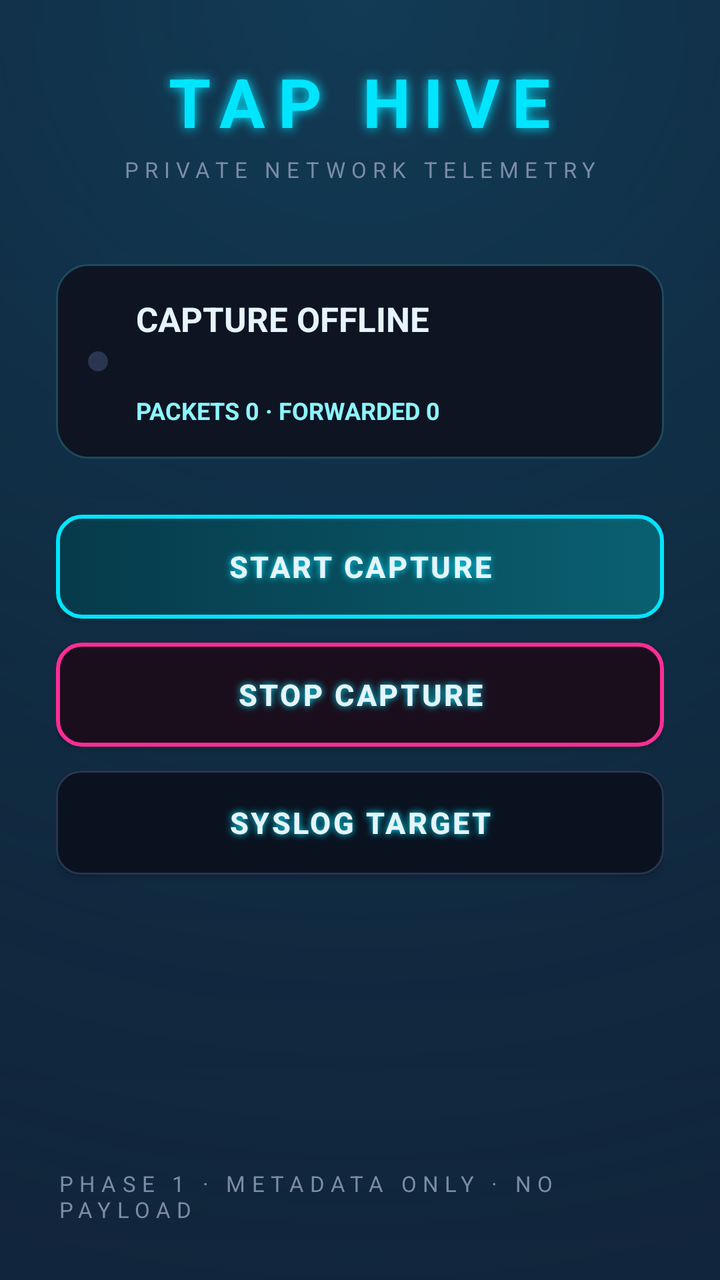
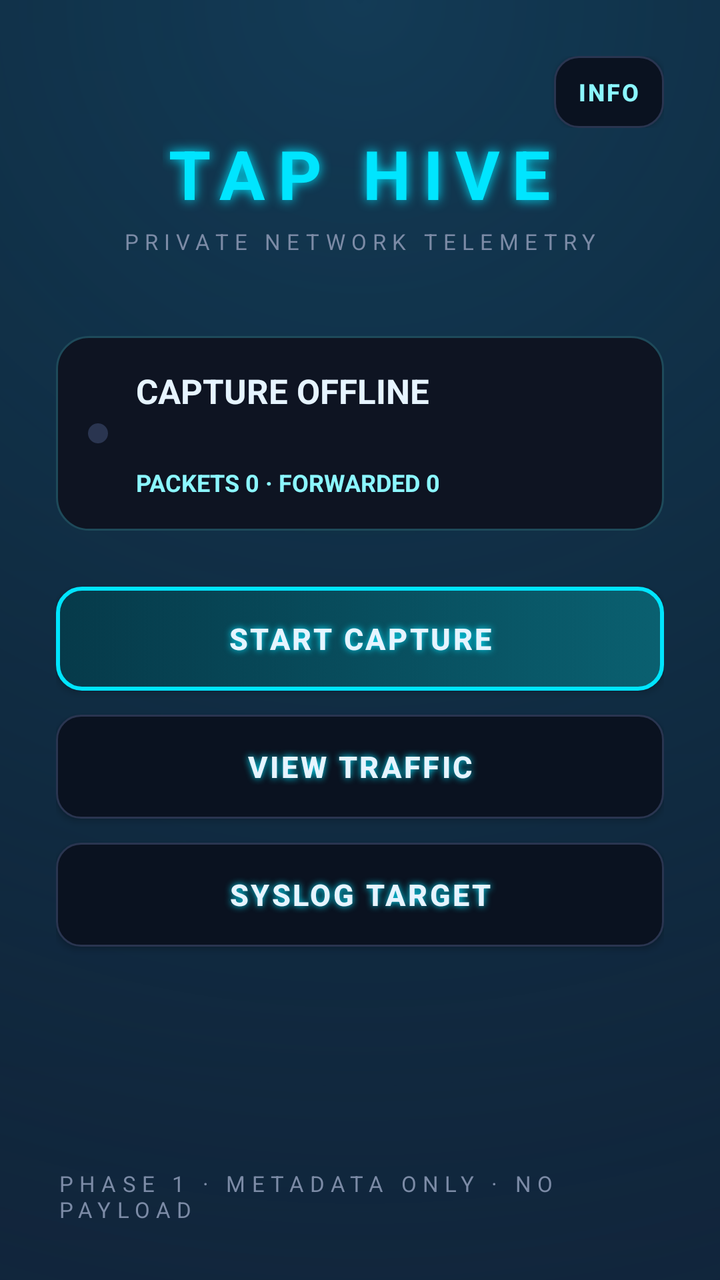

Screens rendered from an Android XML layout before and after an edit, with the pre-edit source and the edit as a unified diff.
<!-- AndroidManifest.xml: application theme AppTheme -->
<!-- res/layout/activity_main.xml -->
<?xml version="1.0" encoding="utf-8"?>
<LinearLayout xmlns:android="http://schemas.android.com/apk/res/android"
    android:layout_width="match_parent"
    android:layout_height="match_parent"
    android:background="@drawable/bg_main"
    android:orientation="vertical"
    android:padding="28dp">

    <TextView
        android:layout_width="wrap_content"
        android:layout_height="wrap_content"
        android:layout_gravity="center_horizontal"
        android:text="@string/title"
        style="@style/NeonTitle" />

    <TextView
        android:layout_width="wrap_content"
        android:layout_height="wrap_content"
        android:layout_gravity="center_horizontal"
        android:layout_marginTop="4dp"
        android:text="@string/subtitle"
        style="@style/NeonSubtitle" />

    <LinearLayout
        android:layout_width="match_parent"
        android:layout_height="wrap_content"
        android:layout_marginTop="40dp"
        android:background="@drawable/neon_card"
        android:gravity="center_vertical"
        android:orientation="horizontal">

        <View
            android:id="@+id/status_dot"
            android:layout_width="10dp"
            android:layout_height="10dp"
            android:background="@drawable/dot_dim" />

        <LinearLayout
            android:layout_width="0dp"
            android:layout_height="wrap_content"
            android:layout_marginStart="14dp"
            android:layout_weight="1"
            android:orientation="vertical">

            <TextView
                android:id="@+id/status"
                android:layout_width="wrap_content"
                android:layout_height="wrap_content"
                android:text="@string/status_idle"
                android:textColor="@color/neon_text"
                android:textSize="17sp"
                android:textStyle="bold" />

            <TextView
                android:id="@+id/syslog_info"
                android:layout_width="wrap_content"
                android:layout_height="wrap_content"
                android:layout_marginTop="4dp"
                android:textColor="@color/neon_muted"
                android:textSize="12sp" />

            <TextView
                android:id="@+id/stats_info"
                android:layout_width="wrap_content"
                android:layout_height="wrap_content"
                android:layout_marginTop="6dp"
                android:text="@string/stats_initial"
                android:textColor="@color/neon_cyan_soft"
                android:textSize="12sp"
                android:textStyle="bold" />
        </LinearLayout>
    </LinearLayout>

    <Button
        android:id="@+id/start"
        android:layout_width="match_parent"
        android:layout_height="wrap_content"
        android:layout_marginTop="28dp"
        android:background="@drawable/neon_button_cyan"
        android:text="@string/start_capture"
        style="@style/NeonButton" />

    <Button
        android:id="@+id/stop"
        android:layout_width="match_parent"
        android:layout_height="wrap_content"
        android:layout_marginTop="12dp"
        android:background="@drawable/neon_button_magenta"
        android:text="@string/stop_capture"
        style="@style/NeonButton" />

    <Button
        android:id="@+id/settings"
        android:layout_width="match_parent"
        android:layout_height="wrap_content"
        android:layout_marginTop="12dp"
        android:background="@drawable/neon_button_ghost"
        android:text="@string/settings"
        style="@style/NeonButton" />

    <View
        android:layout_width="match_parent"
        android:layout_height="0dp"
        android:layout_weight="1" />

    <TextView
        android:layout_width="wrap_content"
        android:layout_height="wrap_content"
        android:layout_gravity="center_horizontal"
        android:text="@string/footer"
        style="@style/NeonSubtitle" />
</LinearLayout>
<!-- resources referenced by this layout -->
<resources>
  <color name="neon_cyan_soft">#8BF6FF</color>
  <color name="neon_muted">#7C8BA6</color>
  <color name="neon_text">#E6F4FF</color>
  <!-- drawable dot_dim (drawable) -->
  <?xml version="1.0" encoding="utf-8"?>
  <shape xmlns:android="http://schemas.android.com/apk/res/android" android:shape="oval">
      <solid android:color="@color/neon_dim" />
      <size android:height="10dp" android:width="10dp" />
  </shape>
  <!-- drawable neon_button_magenta (drawable) -->
  <?xml version="1.0" encoding="utf-8"?>
  <selector xmlns:android="http://schemas.android.com/apk/res/android">
      <item android:state_pressed="true">
          <shape android:shape="rectangle">
              <gradient android:angle="0" android:endColor="@color/neon_magenta" android:startColor="#8C1556" />
              <corners android:radius="12dp" />
          </shape>
      </item>
      <item>
          <shape android:shape="rectangle">
              <solid android:color="#1A0E1C" />
              <corners android:radius="12dp" />
              <stroke android:color="@color/neon_magenta" android:width="2dp" />
          </shape>
      </item>
  </selector>
  <!-- drawable neon_card (drawable) -->
  <?xml version="1.0" encoding="utf-8"?>
  <shape xmlns:android="http://schemas.android.com/apk/res/android" android:shape="rectangle">
      <solid android:color="@color/neon_surface" />
      <stroke
          android:width="1dp"
          android:color="#1E4A5A" />
      <corners android:radius="16dp" />
      <padding
          android:bottom="16dp"
          android:left="16dp"
          android:right="16dp"
          android:top="16dp" />
  </shape>
  <string name="footer">PHASE 1 · METADATA ONLY · NO PAYLOAD</string>
  <string name="settings">SYSLOG TARGET</string>
  <string name="start_capture">START CAPTURE</string>
  <string name="stats_initial">PACKETS 0 · FORWARDED 0</string>
  <string name="status_idle">CAPTURE OFFLINE</string>
  <string name="stop_capture">STOP CAPTURE</string>
  <string name="subtitle">PRIVATE NETWORK TELEMETRY</string>
  <string name="title">TAP HIVE</string>
  <style name="NeonButton">
          <item name="android:textColor">@color/neon_text</item>
          <item name="android:textSize">15sp</item>
          <item name="android:textStyle">bold</item>
          <item name="android:letterSpacing">0.08</item>
          <item name="android:minHeight">52dp</item>
          <item name="android:shadowColor">@color/neon_cyan</item>
          <item name="android:shadowDx">0</item>
          <item name="android:shadowDy">0</item>
          <item name="android:shadowRadius">8</item>
      </style>
  <style name="NeonSubtitle">
          <item name="android:textColor">@color/neon_muted</item>
          <item name="android:textSize">11sp</item>
          <item name="android:letterSpacing">0.28</item>
      </style>
  <style name="NeonTitle">
          <item name="android:textColor">@color/neon_cyan</item>
          <item name="android:textSize">34sp</item>
          <item name="android:textStyle">bold</item>
          <item name="android:letterSpacing">0.18</item>
          <item name="android:shadowColor">@color/neon_cyan</item>
          <item name="android:shadowDx">0</item>
          <item name="android:shadowDy">0</item>
          <item name="android:shadowRadius">14</item>
      </style>
  <color name="neon_bg_end">#101A2E</color>
  <color name="neon_bg">#070A12</color>
  <color name="neon_dim">#2A3550</color>
  <color name="neon_cyan">#00E5FF</color>
  <color name="neon_magenta">#FF2D95</color>
  <color name="neon_surface">#0E1422</color>
  <!-- unchanged entries left out for length: 4 -->
</resources>

<!-- the commit's change to res/layout/activity_main.xml (unified diff, before → after) -->
@@ -5,6 +5,26 @@
     android:background="@drawable/bg_main"
     android:orientation="vertical"
     android:padding="28dp">
+
+    <LinearLayout
+        android:layout_width="match_parent"
+        android:layout_height="wrap_content"
+        android:gravity="center_vertical"
+        android:orientation="horizontal">
+
+        <View
+            android:layout_width="0dp"
+            android:layout_height="1dp"
+            android:layout_weight="1" />
+
+        <Button
+            android:id="@+id/info"
+            android:layout_width="wrap_content"
+            android:layout_height="wrap_content"
+            android:background="@drawable/neon_button_ghost"
+            android:text="@string/info"
+            style="@style/NeonSmallButton" />
+    </LinearLayout>
 
     <TextView
         android:layout_width="wrap_content"
@@ -72,7 +92,7 @@
     </LinearLayout>
 
     <Button
-        android:id="@+id/start"
+        android:id="@+id/capture_toggle"
         android:layout_width="match_parent"
         android:layout_height="wrap_content"
         android:layout_marginTop="28dp"
@@ -81,12 +101,12 @@
         style="@style/NeonButton" />
 
     <Button
-        android:id="@+id/stop"
+        android:id="@+id/traffic"
         android:layout_width="match_parent"
         android:layout_height="wrap_content"
         android:layout_marginTop="12dp"
-        android:background="@drawable/neon_button_magenta"
-        android:text="@string/stop_capture"
+        android:background="@drawable/neon_button_ghost"
+        android:text="@string/view_traffic"
         style="@style/NeonButton" />
 
     <Button
<!-- resource entries referenced after the edit -->
@@ -9,23 +9,6 @@
       <solid android:color="@color/neon_dim" />
       <size android:height="10dp" android:width="10dp" />
   </shape>
-  <!-- drawable neon_button_magenta (drawable) -->
-  <?xml version="1.0" encoding="utf-8"?>
-  <selector xmlns:android="http://schemas.android.com/apk/res/android">
-      <item android:state_pressed="true">
-          <shape android:shape="rectangle">
-              <gradient android:angle="0" android:endColor="@color/neon_magenta" android:startColor="#8C1556" />
-              <corners android:radius="12dp" />
-          </shape>
-      </item>
-      <item>
-          <shape android:shape="rectangle">
-              <solid android:color="#1A0E1C" />
-              <corners android:radius="12dp" />
-              <stroke android:color="@color/neon_magenta" android:width="2dp" />
-          </shape>
-      </item>
-  </selector>
   <!-- drawable neon_card (drawable) -->
   <?xml version="1.0" encoding="utf-8"?>
   <shape xmlns:android="http://schemas.android.com/apk/res/android" android:shape="rectangle">
@@ -41,13 +24,14 @@
           android:top="16dp" />
   </shape>
   <string name="footer">PHASE 1 · METADATA ONLY · NO PAYLOAD</string>
+  <string name="info">INFO</string>
   <string name="settings">SYSLOG TARGET</string>
   <string name="start_capture">START CAPTURE</string>
   <string name="stats_initial">PACKETS 0 · FORWARDED 0</string>
   <string name="status_idle">CAPTURE OFFLINE</string>
-  <string name="stop_capture">STOP CAPTURE</string>
   <string name="subtitle">PRIVATE NETWORK TELEMETRY</string>
   <string name="title">TAP HIVE</string>
+  <string name="view_traffic">VIEW TRAFFIC</string>
   <style name="NeonButton">
           <item name="android:textColor">@color/neon_text</item>
           <item name="android:textSize">15sp</item>
@@ -58,6 +42,16 @@
           <item name="android:shadowDx">0</item>
           <item name="android:shadowDy">0</item>
           <item name="android:shadowRadius">8</item>
+      </style>
+  <style name="NeonSmallButton">
+          <item name="android:textColor">@color/neon_cyan_soft</item>
+          <item name="android:textSize">12sp</item>
+          <item name="android:textStyle">bold</item>
+          <item name="android:letterSpacing">0.08</item>
+          <item name="android:minHeight">36dp</item>
+          <item name="android:minWidth">0dp</item>
+          <item name="android:paddingStart">12dp</item>
+          <item name="android:paddingEnd">12dp</item>
       </style>
   <style name="NeonSubtitle">
           <item name="android:textColor">@color/neon_muted</item>
@@ -78,7 +72,6 @@
   <color name="neon_bg">#070A12</color>
   <color name="neon_dim">#2A3550</color>
   <color name="neon_cyan">#00E5FF</color>
-  <color name="neon_magenta">#FF2D95</color>
   <color name="neon_surface">#0E1422</color>
   <!-- unchanged entries left out for length: 4 -->
 </resources>
